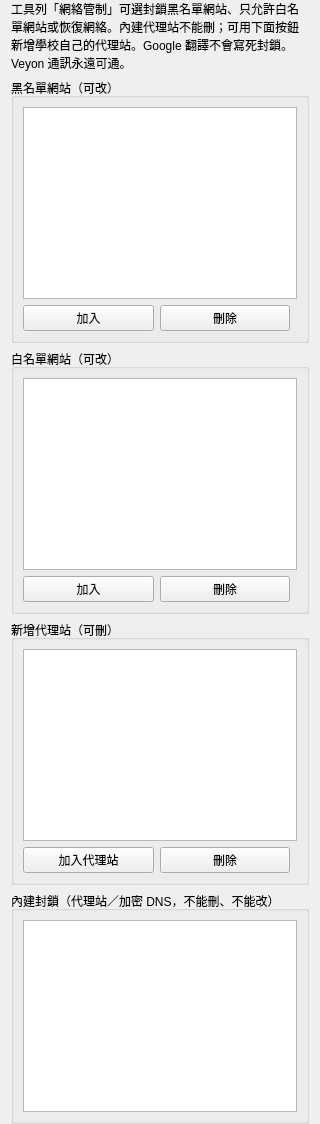
This is plugins/webfilter/WebFilterConfigurationPage.ui in williamhk688/veyon as Qt 5 draws it before an edit. The edited form follows.
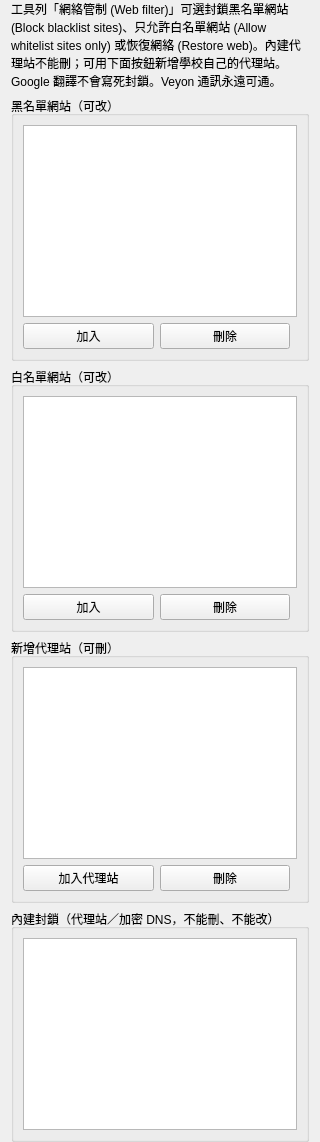
This is the edited form. Icons and pictures are not drawn.

Commit message:
Fix web-filter tile icons and bilingual labels.
Master computer tiles now report blacklist or whitelist as the active
feature so the red block or green globe replaces the parent blue icon.
Dropdown and dialog titles are Chinese-English; Configurator sidebar
uses English-Chinese to match the other pages.

What changed in the file:
```diff
--- a/plugins/webfilter/WebFilterConfigurationPage.ui
+++ b/plugins/webfilter/WebFilterConfigurationPage.ui
@@ -22,7 +22,7 @@
       <bool>true</bool>
      </property>
      <property name="text">
-      <string>工具列「網絡管制」可選封鎖黑名單網站、只允許白名單網站或恢復網絡。內建代理站不能刪；可用下面按鈕新增學校自己的代理站。Google 翻譯不會寫死封鎖。Veyon 通訊永遠可通。</string>
+      <string>工具列「網絡管制 (Web filter)」可選封鎖黑名單網站 (Block blacklist sites)、只允許白名單網站 (Allow whitelist sites only) 或恢復網絡 (Restore web)。內建代理站不能刪；可用下面按鈕新增學校自己的代理站。Google 翻譯不會寫死封鎖。Veyon 通訊永遠可通。</string>
      </property>
     </widget>
    </item>
```
Left out of the diff: 2 changed lines with no effect on the pictures. The commit also changes 4 other files.
